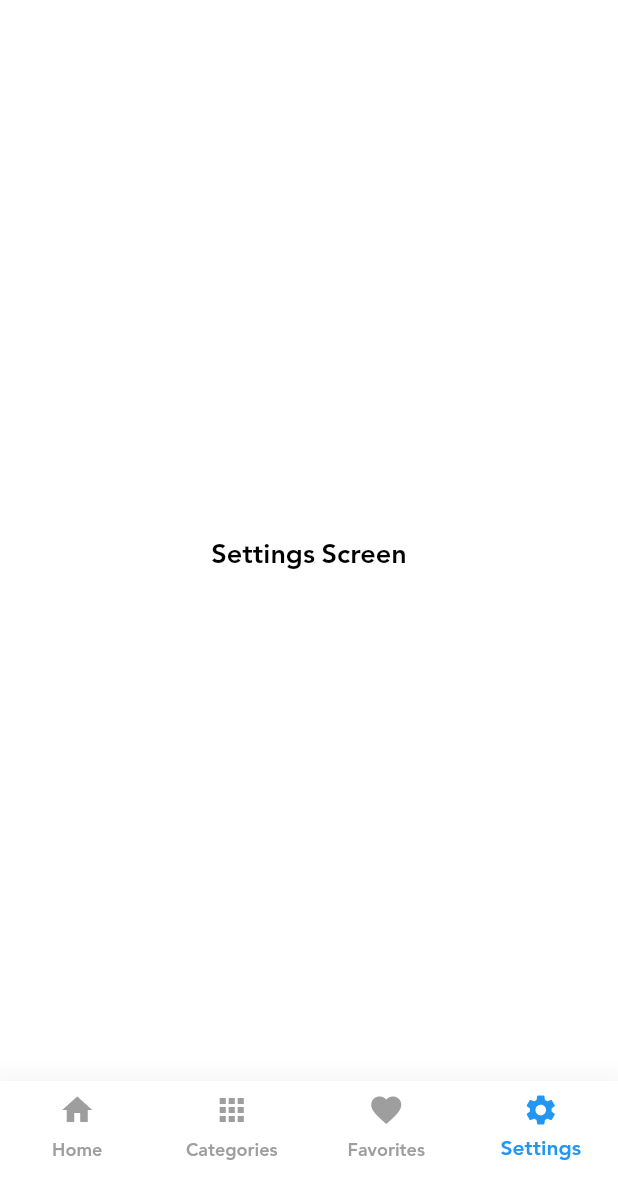
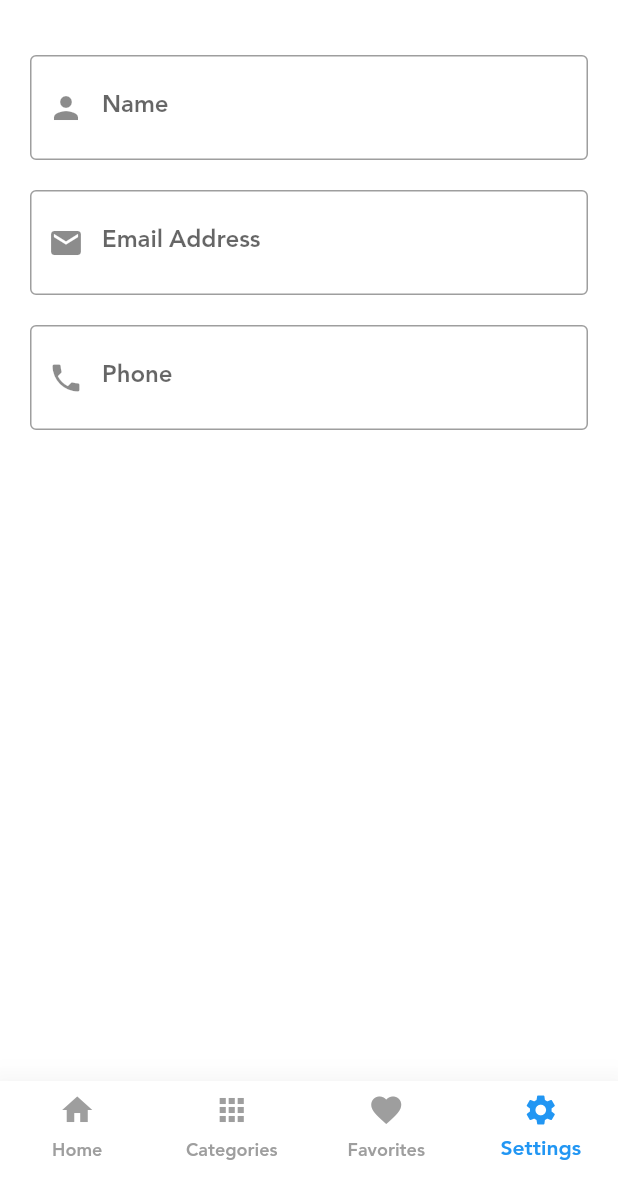
Before and after one commit to yamnizero/shoping_app, a Flutter app: the ShopLayout screen opened directly, item 4 of the bottom bar chosen, on a phone screen of 412 x 824 dp, the part 59-1236 px from its top. Run offline on Flutter 3.47's test engine with Material 2 defaults, Android fonts, the phone set to English and light mode, and no system bars; our stand-ins replace bloc, carousel_slider, conditional_builder_null_safety, dio, flutter_bloc, fluttertoast and 3 more; accounts and stored records are empty; network calls fail.

Commit message:
done fav

```diff
--- a/lib/layout/shop_layout/cubit/states.dart
+++ b/lib/layout/shop_layout/cubit/states.dart
@@ -1,4 +1,5 @@
 import 'package:shoping_app/model/favorites/change_favorites.dart';
+import 'package:shoping_app/model/login/login_model.dart';
 
 abstract class ShopStates {}
 
@@ -27,3 +28,20 @@ class ShopSuccessChangeFavoritesState extends ShopStates
 }
 
 class ShopErrorChangeFavoritesState extends ShopStates {}
+
+class ShopLoadingGetFavoritesState extends ShopStates {}
+
+class ShopSuccessGetFavoritesState extends ShopStates{}
+
+class ShopErrorGetFavoritesState extends ShopStates {}
+
+class ShopLoadingUserDataState extends ShopStates {}
+
+class ShopSuccessUserDataState extends ShopStates
+{
+  final ShopLoginModel loginModel;
+
+  ShopSuccessUserDataState(this.loginModel);
+}
+
+class ShopErrorUserDataState extends ShopStates {}
--- a/lib/main.dart
+++ b/lib/main.dart
@@ -57,7 +57,11 @@ class MyApp extends StatelessWidget {
   Widget build(BuildContext context) {
 
     return BlocProvider(
-      create: (BuildContext context) => ShopCubit()..getHomeData()..getCategories(),
+      create: (BuildContext context) => ShopCubit()
+        ..getHomeData()
+        ..getCategories()
+        ..getFavorites()
+        ..getUserData(),
       child: BlocConsumer<ShopCubit,ShopStates> (
         listener: (context,state){},
         builder: (context,state){
--- a/lib/model/favorites/change_favorites.dart
+++ b/lib/model/favorites/change_favorites.dart
@@ -1,7 +1,8 @@
 class ChangeFavoritesModel
 {
-  late bool status;
-  late String message;
+    bool? status;
+    String? message;
+
 
   ChangeFavoritesModel.fromJson(Map<String,dynamic> json)
   {
--- a/lib/model/login/login_model.dart
+++ b/lib/model/login/login_model.dart
@@ -7,12 +7,10 @@ class ShopLoginModel{
   ShopLoginModel.fromJson(Map<String,dynamic> json){
     status = json['status'];
     message = json['message'];
-    data = (json['data'] != null ? UserData.fromJson(json['data']):null)!;
-    // if (json['data'] != null) {
-    //   data = UserData.fromJson(json['data']);
-    // } else {
-    //   data = null;
-    // }
+    // data = json['data'] != null ? UserData.fromJson(json['data']:null;
+    if (json['data'] != null) {
+      data = UserData.fromJson(json['data']);
+    }
   }
 }
 class UserData{
--- a/lib/modules/shopping_app/login/shop_login.dart
+++ b/lib/modules/shopping_app/login/shop_login.dart
@@ -7,6 +7,7 @@ import 'package:shoping_app/modules/shopping_app/login/cubit/cubit.dart';
 import 'package:shoping_app/modules/shopping_app/login/cubit/states.dart';
 import 'package:shoping_app/modules/shopping_app/register/shop_register.dart';
 import 'package:shoping_app/shared/components/compones.dart';
+import 'package:shoping_app/shared/components/constants.dart';
 import 'package:shoping_app/shared/local/cache_helper.dart';
 
 class ShopLoginScreen extends StatelessWidget {
@@ -32,6 +33,8 @@ class ShopLoginScreen extends StatelessWidget {
                   value: state.loginModel.data.token,
                 ).then((value)
                 {
+                  token = state.loginModel.data.token;
+
                   navigateAndFinish(context, const ShopLayout());
                 });
               }else
--- a/lib/modules/shopping_app/setting/settings_screen.dart
+++ b/lib/modules/shopping_app/setting/settings_screen.dart
@@ -1,15 +1,93 @@
+import 'dart:math';
+
+import 'package:conditional_builder_null_safety/conditional_builder_null_safety.dart';
 import 'package:flutter/material.dart';
+import 'package:flutter/services.dart';
+import 'package:flutter_bloc/flutter_bloc.dart';
+import 'package:shoping_app/layout/shop_layout/cubit/cubit.dart';
+import 'package:shoping_app/layout/shop_layout/cubit/states.dart';
+import 'package:shoping_app/shared/components/compones.dart';
 
 class SettingsScreen extends StatelessWidget {
   const SettingsScreen({Key? key}) : super(key: key);
-
   @override
   Widget build(BuildContext context) {
-    return  Center(
-      child: Text(
-        'Settings Screen',
-        style: Theme.of(context).textTheme.bodyText1,
-      ),
+    var fromKey =GlobalKey<FormState>();
+    var nameController = TextEditingController();
+    var emailController = TextEditingController();
+    var phoneController = TextEditingController();
+
+    return  BlocConsumer<ShopCubit,ShopStates>(
+      listener: (context,state) =>
+      {
+        if(state is ShopSuccessUserDataState)
+        {
+
+        }
+
+      },
+      builder: (context,state)
+      {
+        var model =ShopCubit.get(context).userModel;
+        nameController.text = model.data.name;
+        emailController.text = model.data.email;
+       phoneController.text = model.data.phone;
+        return ConditionalBuilder(
+          condition: ShopCubit.get(context).userModel != null,
+          builder: (context) => Padding(
+            padding: const EdgeInsets.all(20.0),
+            child: Form(
+              key: fromKey,
+              child: Column(
+                children: [
+                  defaultTextForm(
+                    controller: nameController,
+                    type: TextInputType.name,
+                    validation: (String? value)
+                    {
+                      if(value!.isEmpty)
+                      {
+                        return 'name must not be empty';
+                      }
+                    },
+                    label: 'Name',
+                    prefix: Icons.person,
+                  ),
+                  const SizedBox(height: 20.0,),
+                  defaultTextForm(
+                    controller: emailController,
+                    type: TextInputType.emailAddress,
+                    validation: (String? value)
+                    {
+                      if(value!.isEmpty)
+                      {
+                        return 'email must not be empty';
+                      }
+                    },
+                    label: 'Email Address',
+                    prefix: Icons.email,
+                  ),
+                  const SizedBox(height: 20.0,),
+                  defaultTextForm(
+                    controller: phoneController,
+                    type: TextInputType.phone,
+                    validation: (String? value)
+                    {
+                      if(value!.isEmpty)
+                      {
+                        return 'phone must not be empty';
+                      }
+                    },
+                    label: 'Phone',
+                    prefix: Icons.phone,
+                  ),
+                ],
+              ),
+            ),
+          ),
+          fallback: (context) => const Center(child: CircularProgressIndicator()),
+        );
+      },
     );
   }
 }
--- a/lib/shared/end_points.dart
+++ b/lib/shared/end_points.dart
@@ -5,3 +5,5 @@ const HOME ='home';
 const GET_CATEGORIES ='categories';
 
 const FAVORITES = 'favorites';
+
+const PROFILE = 'profile';
--- a/lib/shared/remote/dio_helper.dart
+++ b/lib/shared/remote/dio_helper.dart
@@ -23,7 +23,7 @@ class DioHelper{
     dio.options.headers = {
       'Content-Type' :'application/json',
         'lang': lang,
-        'Authorization': token,
+        'Authorization': token??'',
       };
     return await dio.get(
       url,
@@ -42,7 +42,7 @@ class DioHelper{
     dio.options.headers = {
       'Content-Type' :'application/json',
       'lang': lang,
-      'Authorization': token,
+      'Authorization': token??'',
     };
     return dio.post(
       url,
```
Also changed, not shown: lib/layout/shop_layout/cubit/cubit.dart (+63 -12 lines), lib/model/favorites/fav_model.dart (added, +83 -0 lines), lib/model/favorites/favorites_model.dart (deleted, +0 -145 lines), lib/model/home/home_model.dart (+10 -10 lines), lib/modules/shopping_app/favorites/favorites_screen.dart (+30 -23 lines), lib/modules/shopping_app/products/products_screen.dart (+6 -6 lines).
